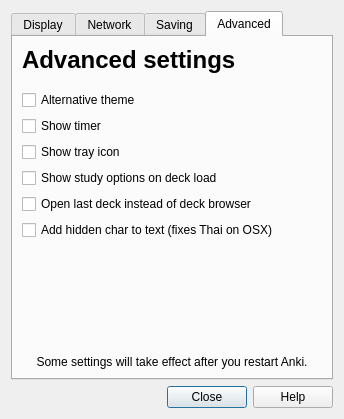
The window that designer/preferences.ui (ankitects/anki) describes before a commit, drawn with Qt 5.
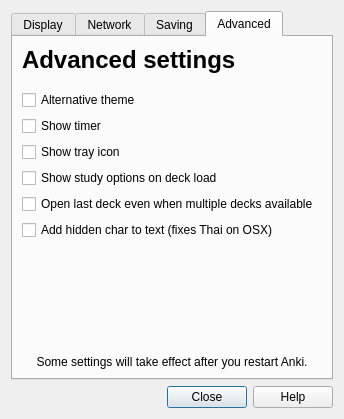
The same window after the commit. The open tabs and pages were chosen to show the change.

Commit message: if there's only one deck, load it, not browser

```diff
--- a/designer/preferences.ui
+++ b/designer/preferences.ui
@@ -566,7 +566,7 @@
          <item row="8" column="0" >
           <widget class="QCheckBox" name="openLastDeck" >
            <property name="text" >
-            <string>Open last deck instead of deck browser</string>
+            <string>Open last deck even when multiple decks available</string>
            </property>
           </widget>
          </item>
```
The commit also changes 1 other file.
